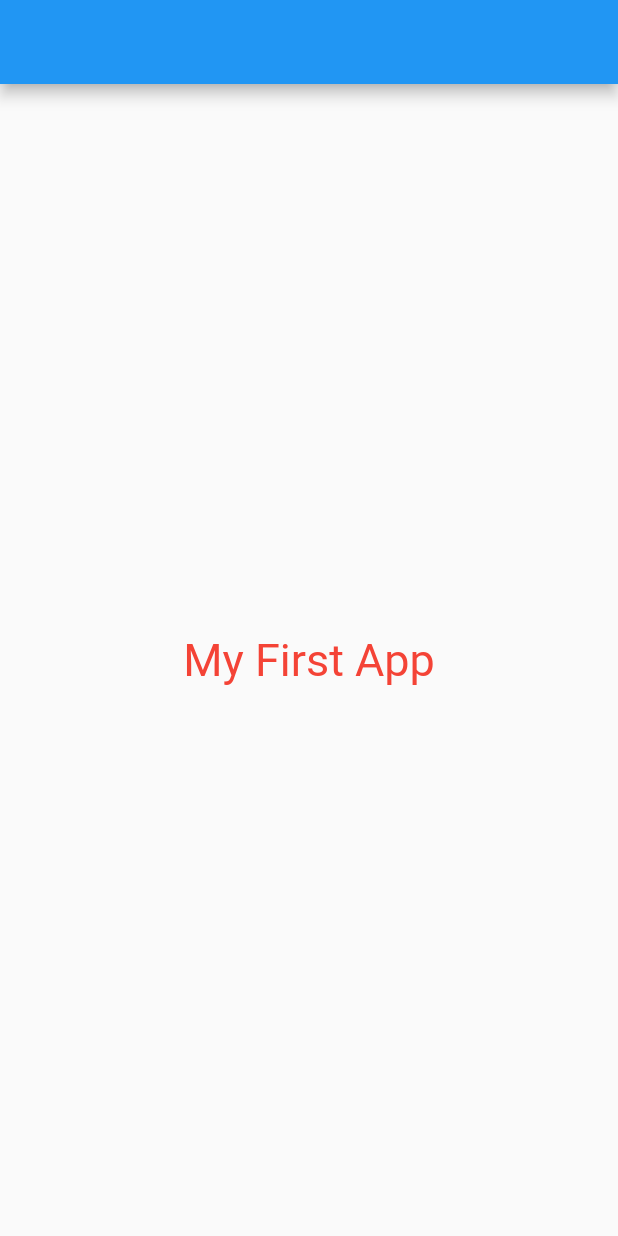
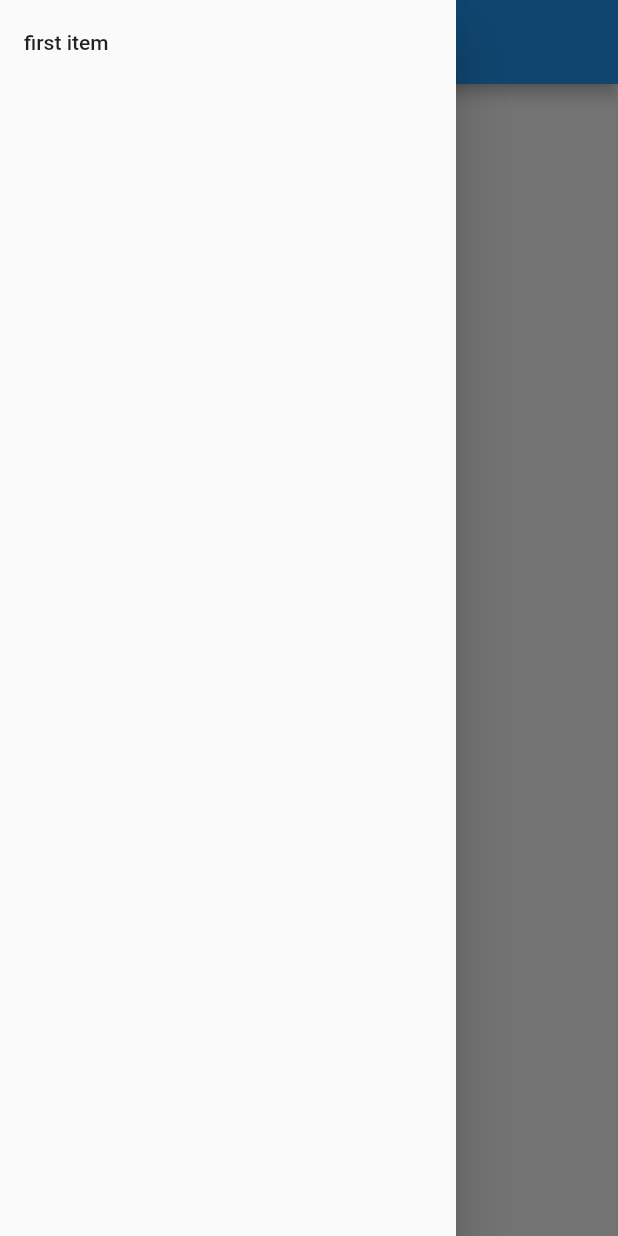
Before and after one commit to ahmedmoheb9710/_suggesion-and-buildRow, a Flutter app: the screen it shows after launch, with the side drawer open (before the commit the screen has no drawer), on a phone screen of 412 x 824 dp. Run offline on Flutter 3.47's test engine with Material 2 defaults, Android fonts, the phone set to English and light mode, and no system bars.

Commit message:
how to use class

```diff
--- a/lib/main.dart
+++ b/lib/main.dart
@@ -1,27 +1,5 @@
+import 'package:first_app/src/first_class.dart';
 import 'package:flutter/material.dart';
-
 void main(){
   runApp(MyApp());
 }
-class MyApp extends StatelessWidget {
-  @override
-  Widget build(BuildContext context) {
-    return new MaterialApp(
-      home: Scaffold(
-        appBar: AppBar(),
-        body:Container(
-          child: Center(
-              child: Text(
-                  "My First App",
-                style:TextStyle(
-                    color:Colors.red,
-                    fontSize: 30
-                ) ,
-
-              )
-          ),
-        )
-      ),
-    );
-  }
-}
--- /dev/null
+++ b/lib/src/first_class.dart
@@ -0,0 +1,31 @@
+import 'package:flutter/material.dart';
+class MyApp extends StatelessWidget {
+  @override
+  Widget build(BuildContext context) {
+    return MaterialApp(
+      home: Scaffold(
+        drawer: drawer_method(),
+        appBar: AppBar(),
+        body: list_view_method(),
+      ),
+
+    );
+  }
+}
+drawer_method(){
+  return Drawer(
+    child: ListView(children: [ListTile(title:Text("first item"),onTap:(){
+      print("drawer Item checked");
+    })],),
+  );
+}
+list_view_method(){
+  return ListView(children: <Widget>[
+    ListTile(title: Text("first title"),onTap:(){print("Ok its checked");}),
+    ListTile(title: Text("first title"),onTap:(){print("Ok its checked");}),
+    ListTile(title: Text("first title"),onTap:(){print("Ok its checked");}),
+    ListTile(title: Text("first title"),onTap:(){print("Ok its checked");}),
+    ListTile(title: Text("first title"),onTap:(){print("Ok its checked");}),
+  ],
+  );
+}
```
